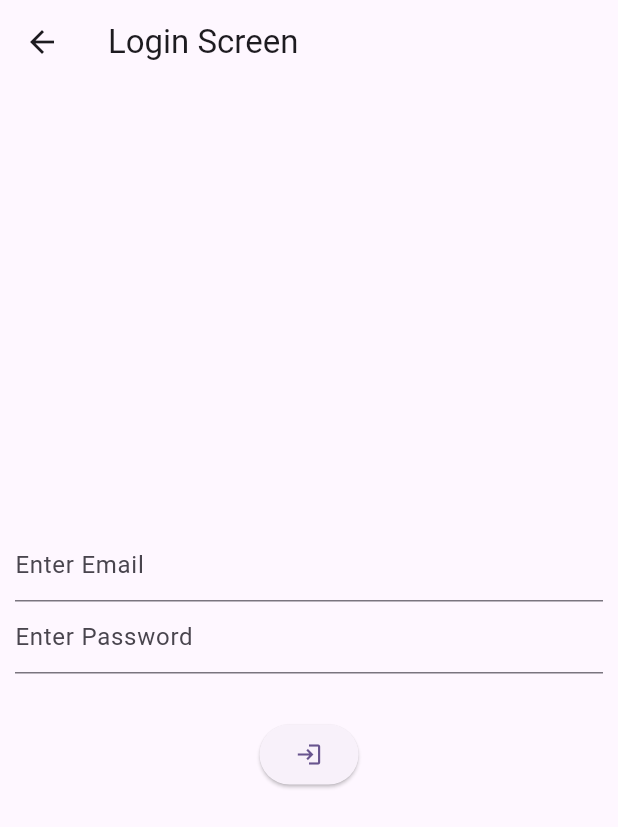
After one commit to UzairZQ/GETX, a Flutter app: the screen it shows after launch, after a tap on "Go to Login Screen", on a phone screen of 412 x 824 dp. The commit adds this screen. Shown: the top 827 px of the screen. Run offline on Flutter 3.47's test engine with Material 3 defaults, Android fonts, the phone set to English and light mode, and no system bars; our stand-ins replace get, image_picker; network calls fail.

Commit message:
added login screen with getx and api

```diff
--- /dev/null
+++ b/lib/controllers/login_controller.dart
@@ -0,0 +1,36 @@
+import 'dart:convert';
+
+import 'package:flutter/material.dart';
+import 'package:get/get.dart';
+import 'package:http/http.dart';
+
+class LoginController extends GetxController {
+  final emailController = TextEditingController().obs;
+  final passwordController = TextEditingController().obs;
+  RxBool loading = false.obs;
+
+  void loginApi() async {
+    loading = true.obs;
+    try {
+      final response = await post(Uri.parse('https://reqres.in/api/login'),
+          body: {
+            "email": emailController.value.text,
+            "password": passwordController.value.text
+          });
+      var data = jsonDecode(response.body);
+      print(data);
+
+      if (response.statusCode == 200) {
+        loading = false.obs;
+        print(response.body);
+        Get.snackbar('Successful', "Login Successful");
+      } else {
+        loading = false.obs;
+        Get.snackbar('Failed', 'Login Unseccesful');
+      }
+    } catch (e) {
+      loading = false.obs;
+      Get.snackbar('Exception', e.toString());
+    }
+  }
+}
--- a/lib/main.dart
+++ b/lib/main.dart
@@ -2,6 +2,7 @@ import 'package:flutter/material.dart';
 import 'package:get/get.dart';
 import 'package:getx_tutroials/screens/fruit_screen.dart';
 import 'package:getx_tutroials/screens/homescreen.dart';
+import 'package:getx_tutroials/screens/login_screen.dart';
 import 'package:getx_tutroials/screens/screen_one.dart';
 import 'package:getx_tutroials/screens/screen_two.dart';
 import 'package:getx_tutroials/languages.dart';
@@ -28,8 +29,8 @@ class MyApp extends StatelessWidget {
         GetPage(name: '/', page: () => const HomeScreen()),
         GetPage(name: '/screenTwo', page: () => const ScreenTwo()),
         GetPage(name: '/screenOne', page: () => const ScreenOne()),
-                GetPage(name: '/fruitScreen', page: () => const FruitScreen())
-
+        GetPage(name: '/fruitScreen', page: () => const FruitScreen()),
+        GetPage(name: '/loginScreen', page: () => const LoginScreen())
       ],
     );
   }
--- a/lib/screens/homescreen.dart
+++ b/lib/screens/homescreen.dart
@@ -1,5 +1,6 @@
 import 'package:flutter/material.dart';
 import 'package:get/get.dart';
+import 'package:getx_tutroials/screens/login_screen.dart';
 
 class HomeScreen extends StatefulWidget {
   const HomeScreen({super.key});
@@ -91,7 +92,16 @@ class _HomeScreenState extends State<HomeScreen> {
                 // Get.to(ScreenOne());
                 Get.toNamed('/fruitScreen');
               },
-              child: const Text('Go to Fruit Screen'))
+              child: const Text('Go to Fruit Screen')),
+          TextButton(
+              onPressed: () {
+                // Navigator.push(context,
+                //     MaterialPageRoute(builder: (context) => const ScreenOne()));
+
+                // Get.to(ScreenOne());
+                Get.to(LoginScreen());
+              },
+              child: const Text('Go to Login Screen'))
         ],
       ),
     );
--- /dev/null
+++ b/lib/screens/login_screen.dart
@@ -0,0 +1,51 @@
+import 'package:flutter/material.dart';
+import 'package:get/get.dart';
+import 'package:getx_tutroials/controllers/login_controller.dart';
+
+class LoginScreen extends StatefulWidget {
+  const LoginScreen({super.key});
+
+  @override
+  State<LoginScreen> createState() => _LoginScreenState();
+}
+
+class _LoginScreenState extends State<LoginScreen> {
+  LoginController loginController = Get.put(LoginController());
+
+  @override
+  Widget build(BuildContext context) {
+    return Scaffold(
+      appBar: AppBar(
+        title: const Text('Login Screen'),
+      ),
+      body: Padding(
+        padding: const EdgeInsets.symmetric(horizontal: 10),
+        child: Column(
+          mainAxisAlignment: MainAxisAlignment.center,
+          children: [
+            TextFormField(
+              controller: loginController.emailController.value,
+              decoration: const InputDecoration(hintText: 'Enter Email'),
+            ),
+            TextFormField(
+              controller: loginController.passwordController.value,
+              decoration: const InputDecoration(hintText: 'Enter Password'),
+            ),
+            const SizedBox(
+              height: 30,
+            ),
+            Obx(() {
+              return loginController.loading.value
+                  ? CircularProgressIndicator()
+                  : ElevatedButton(
+                      onPressed: () {
+                        loginController.loginApi();
+                      },
+                      child: const Icon(Icons.login_outlined));
+            })
+          ],
+        ),
+      ),
+    );
+  }
+}
--- a/pubspec.yaml
+++ b/pubspec.yaml
@@ -37,6 +37,7 @@ dependencies:
   cupertino_icons: ^1.0.2
   get: ^4.6.6
   image_picker: ^1.0.6
+  http: 1.1.0
 
 dev_dependencies:
   flutter_test:
```
Also changed, not shown: pubspec.lock.
